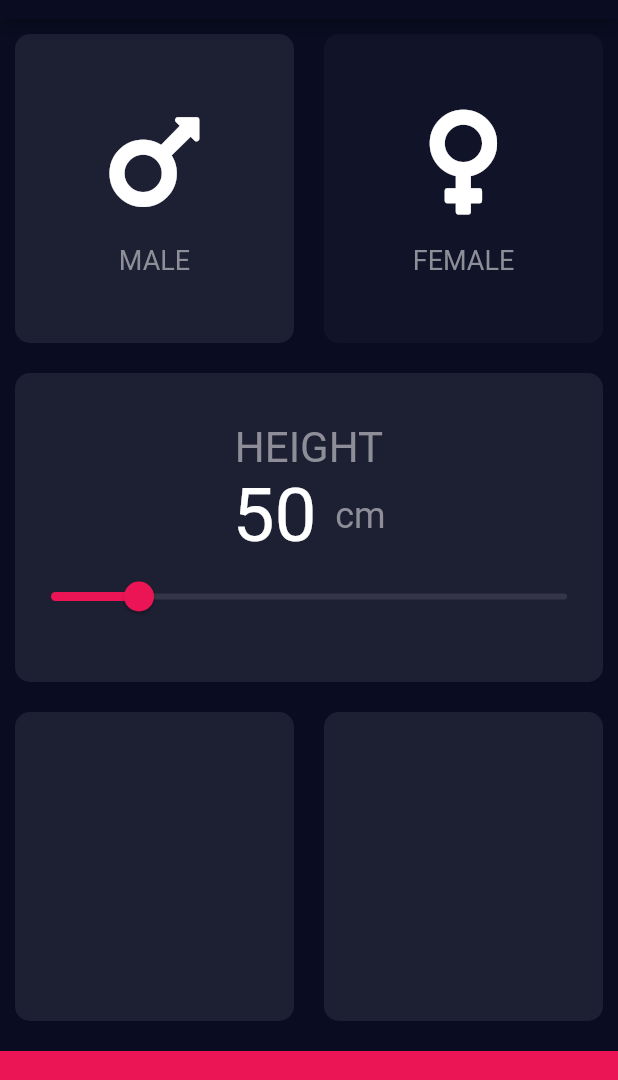
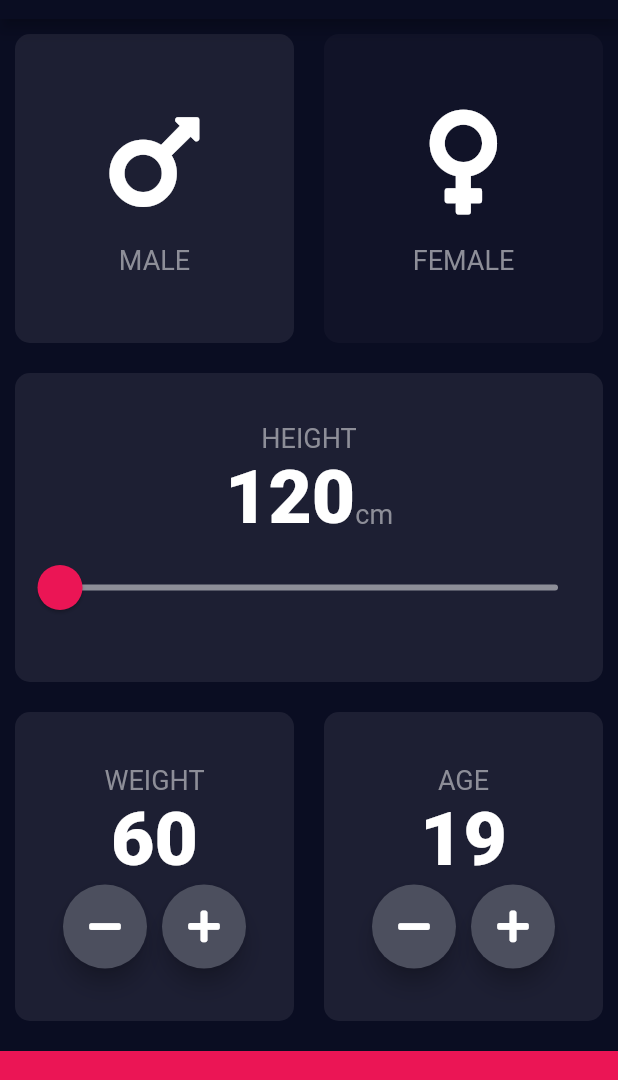
Before and after one commit to FaragMuhammad63/bmi_calculator, a Flutter app: the screen it shows after launch, after a tap on "MALE", on a phone screen of 412 x 824 dp, the part 65-1145 px from its top. Run offline on Flutter 3.47's test engine with Material 2 defaults, Android fonts, the phone set to English and light mode, and no system bars; our stand-ins replace font_awesome_flutter.

Commit message:
all cards design are completed

```diff
--- /dev/null
+++ b/lib/constants.dart
@@ -0,0 +1,13 @@
+import 'package:flutter/material.dart';
+const Color activeCardColor = Color(0xFF1D1F33);
+const Color inactiveCardColor = Color(0xFF111328);
+const Color bottomContainerColor = Color(0xFFEB1555);
+const double bottomContainerHeight = 80.0;
+const TextStyle kLabelTextStyle = TextStyle(
+  fontSize: 18.0,
+  color: Color(0xFF8D8E98),
+);
+const TextStyle kNumberTextStyle = TextStyle(
+  fontSize: 50,
+  fontWeight: FontWeight.w900,
+);
--- a/lib/icon_content.dart
+++ b/lib/icon_content.dart
@@ -1,9 +1,5 @@
 import 'package:flutter/material.dart';
-
-const TextStyle genderTextStyle = TextStyle(
-  fontSize: 18.0,
-  color: Color(0xFF8D8E98),
-);
+import 'constants.dart';
 
 class IconContent extends StatelessWidget {
   final IconData icon;
@@ -24,7 +20,7 @@ class IconContent extends StatelessWidget {
         ),
         Text(
           gender,
-          style: genderTextStyle,
+          style: kLabelTextStyle,
         ),
       ],
     );
--- a/lib/input_page.dart
+++ b/lib/input_page.dart
@@ -2,11 +2,13 @@ import 'package:flutter/material.dart';
 import 'package:font_awesome_flutter/font_awesome_flutter.dart';
 import 'reusable_card.dart';
 import 'icon_content.dart';
+import 'constants.dart';
+import 'round_icon_button.dart';
 
-const Color activeCardColor = Color(0xFF1D1F33);
-const Color inactiveCardColor = Color(0xFF111328);
-const Color bottomContainerColor = Color(0xFFEB1555);
-const double bottomContainerHeight = 80.0;
+enum GenderType {
+  male,
+  female,
+}
 
 class InputPage extends StatefulWidget {
   @override
@@ -14,49 +16,53 @@ class InputPage extends StatefulWidget {
 }
 
 class _InputPageState extends State<InputPage> {
-  int weight = 50;
-  Color maleCardColor = inactiveCardColor;
-  Color femaleCardColor = inactiveCardColor;
+  int height = 120;
+  int weight = 60;
+  int age = 19;
+  GenderType selectedGender;
+
   Widget build(BuildContext context) {
     return Scaffold(
+
       appBar: AppBar(
         title: Center(child: Text('BMI Calculator')),
       ),
       body: Column(
+        crossAxisAlignment: CrossAxisAlignment.stretch,
         children: <Widget>[
           Expanded(
             child: Row(
               children: <Widget>[
                 Expanded(
-                  child: GestureDetector(
-                    onTap: (){
+                  child: ReUsableCard(
+                    onPress: () {
                       setState(() {
-                        updateGender(1);
+                        selectedGender = GenderType.male;
                       });
                     },
-                    child: ReUsableCard(
                     cardChild: IconContent(
                       icon: FontAwesomeIcons.mars,
                       gender: 'MALE',
                     ),
-                      color: maleCardColor,
-                    ),
+                    color: selectedGender == GenderType.male
+                        ? activeCardColor
+                        : inactiveCardColor,
                   ),
                 ),
                 Expanded(
-                  child: GestureDetector(
-                    onTap: (){
+                  child: ReUsableCard(
+                    onPress: () {
                       setState(() {
-                        updateGender(2);
+                        selectedGender = GenderType.female;
                       });
                     },
-                    child: ReUsableCard(
                     cardChild: IconContent(
                       icon: FontAwesomeIcons.venus,
                       gender: 'FEMALE',
                     ),
-                      color: femaleCardColor,
-                    ),
+                    color: selectedGender == GenderType.female
+                        ? activeCardColor
+                        : inactiveCardColor,
                   ),
                 ),
               ],
@@ -69,43 +75,48 @@ class _InputPageState extends State<InputPage> {
                 children: <Widget>[
                   Text(
                     'HEIGHT',
-                    style: TextStyle(
-                      fontSize: 28,
-                      color: Color(0xFF8D8E98),
-                    ),
+                    style: kLabelTextStyle,
                   ),
                   Row(
                     mainAxisAlignment: MainAxisAlignment.center,
+                    crossAxisAlignment: CrossAxisAlignment.baseline,
+                    textBaseline: TextBaseline.alphabetic,
                     children: <Widget>[
                       Text(
-                        '$weight ',
-                        style: TextStyle(
-                          fontSize: 50,
-
-                        ),
+                        '$height',
+                        style: kNumberTextStyle,
                       ),
                       Text(
                         'cm',
-                        style: TextStyle(
-                          fontSize: 24,
-                          color: Color(0xFF8D8E98)
-                        ),
+                        style: kLabelTextStyle,
                       ),
                     ],
                   ),
-
-                  Slider(
-                    value: weight.toDouble(),
-                    onChanged: (double newValue) {
+                  SliderTheme(
+                    data: SliderTheme.of(context).copyWith(
+                      activeTrackColor: Colors.white,
+                      inactiveTrackColor: Color(0xFF8D8E98),
+                      thumbColor: Color(0xFFEB1555),
+                      overlayColor: Color(0x29EB1555),
+                      thumbShape: RoundSliderThumbShape(
+                        enabledThumbRadius: 15.0,
+                      ),
+                      overlayShape: RoundSliderOverlayShape(
+                        overlayRadius: 30.0,
+                      )
+                    ),
+                    child: Slider(
+                      value: height.toDouble(),
+                      onChanged: (double newHeight) {
+                        print(newHeight);
                         setState(() {
-                        weight = newValue.round();
+                          height = newHeight.round();
                         });
                       },
-                    min: 20.0,
-                    max: 200.0,
-                    divisions: 90,
-                    activeColor: Color(0xFFEB1555),
-                    inactiveColor: Colors.white10,
+                      min: 120.0,
+                      max: 220.0,
+
+                    ),
                   ),
                 ],
               ),
@@ -118,11 +129,85 @@ class _InputPageState extends State<InputPage> {
                 Expanded(
                   child: ReUsableCard(
                     color: activeCardColor,
+                    cardChild: Column(
+                      mainAxisAlignment: MainAxisAlignment.center,
+                      children: <Widget>[
+                        Text(
+                          'WEIGHT',
+                          style: kLabelTextStyle,
+                        ),
+                        Text(
+                          weight.toString(),
+                          style: kNumberTextStyle,
+                        ),
+                        Row(
+                          mainAxisAlignment: MainAxisAlignment.center,
+                          children: <Widget>[
+                            RoundIconButton(
+                              icon: FontAwesomeIcons.minus,
+                              onPressed: (){
+                                setState(() {
+                                  weight--;
+                                });
+                              },
+                            ),
+                            SizedBox(
+                              width: 10.0,
+                            ),
+                            RoundIconButton(
+                              icon: FontAwesomeIcons.plus,
+                              onPressed: (){
+                                setState(() {
+                                  weight++;
+                                });
+                              },
+                            ),
+                          ],
+                        ),
+                      ],
+                    ),
                   ),
                 ),
                 Expanded(
                   child: ReUsableCard(
                     color: activeCardColor,
+                    cardChild: Column(
+                      mainAxisAlignment: MainAxisAlignment.center,
+                      children: <Widget>[
+                        Text(
+                          'AGE',
+                          style: kLabelTextStyle,
+                        ),
+                        Text(
+                          age.toString(),
+                          style: kNumberTextStyle,
+                        ),
+                        Row(
+                          mainAxisAlignment: MainAxisAlignment.center,
+                          children: <Widget>[
+                            RoundIconButton(
+                              icon: FontAwesomeIcons.minus,
+                              onPressed: (){
+                                setState(() {
+                                  age--;
+                                });
+                              },
+                            ),
+                            SizedBox(
+                              width: 10.0,
+                            ),
+                            RoundIconButton(
+                              icon: FontAwesomeIcons.plus,
+                              onPressed: (){
+                                setState(() {
+                                  age++;
+                                });
+                              },
+                            ),
+                          ],
+                        ),
+                      ],
+                    ),
                   ),
                 ),
               ],
@@ -138,17 +223,4 @@ class _InputPageState extends State<InputPage> {
       ),
     );
   }
-  void updateGender(int gender) {
-    // 1- male, 2- female
-    if(gender==1){
-      if(maleCardColor == inactiveCardColor){
-        maleCardColor = activeCardColor;
-        femaleCardColor = inactiveCardColor;
 }
-    }
-    else{
-      femaleCardColor = activeCardColor;
-      maleCardColor = inactiveCardColor;
-    }
-  }
-}
--- a/lib/reusable_card.dart
+++ b/lib/reusable_card.dart
@@ -2,17 +2,20 @@ import 'package:flutter/material.dart';
 class ReUsableCard extends StatelessWidget {
   final Color color;
   final Widget cardChild;
-
-  ReUsableCard({@required this.color, this.cardChild});
+  final Function onPress;
+  ReUsableCard({@required this.color, this.cardChild, this.onPress});
 
   @override
   Widget build(BuildContext context) {
-    return Container(
-      child: this.cardChild,
-      margin: EdgeInsets.all(10.0),
-      decoration: BoxDecoration(
-        color: this.color,
-        borderRadius: BorderRadius.circular(10.0),
+    return GestureDetector(
+      onTap: onPress,
+      child: Container(
+        child: this.cardChild,
+        margin: EdgeInsets.all(10.0),
+        decoration: BoxDecoration(
+          color: this.color,
+          borderRadius: BorderRadius.circular(10.0),
+        ),
       ),
     );
   }
--- /dev/null
+++ b/lib/round_icon_button.dart
@@ -0,0 +1,22 @@
+import 'package:flutter/material.dart';
+
+class RoundIconButton extends StatelessWidget {
+  final IconData icon;
+  final Function onPressed;
+  RoundIconButton({@required this.icon, @required this.onPressed});
+
+  @override
+  Widget build(BuildContext context) {
+    return RawMaterialButton(
+      child: Icon(icon),
+      onPressed: onPressed,
+      elevation: 6.0,
+      shape: CircleBorder(),
+      fillColor: Color(0xFF4C4F5E),
+      constraints: BoxConstraints.tightFor(
+        width: 56.0,
+        height: 56.0,
+      ),
+    );
+  }
+}
```
Lines whose indentation alone changed are shown as unchanged.
